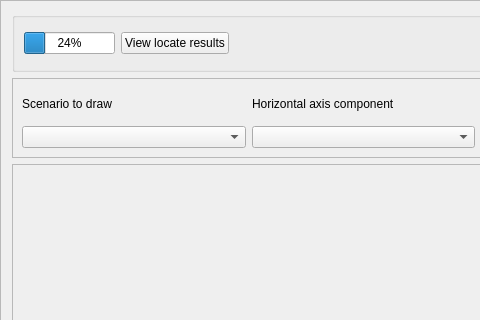
Above: python_interface/uis/drawScenarioFrame.ui from cbgp/diyabc before the change; both pictures show x 0 to 480 and y 0 to 320 of the 956 by 660 pixel window. Below: the same form after it.
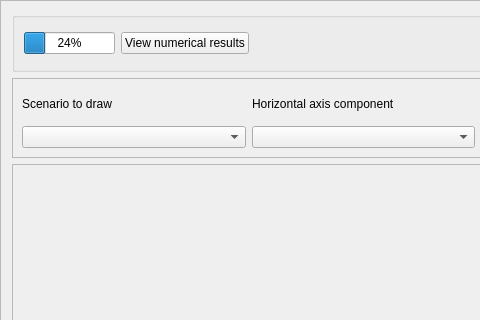
That is the form after the change.

Commit message: analysis folder name change

Patch:
```diff
--- a/python_interface/uis/drawScenarioFrame.ui
+++ b/python_interface/uis/drawScenarioFrame.ui
@@ -54,7 +54,7 @@
       <item>
        <widget class="QPushButton" name="viewLocateButton">
         <property name="text">
-         <string>View locate results</string>
+         <string>View numerical results</string>
         </property>
        </widget>
       </item>
```
The commit also changes 2 other files.
